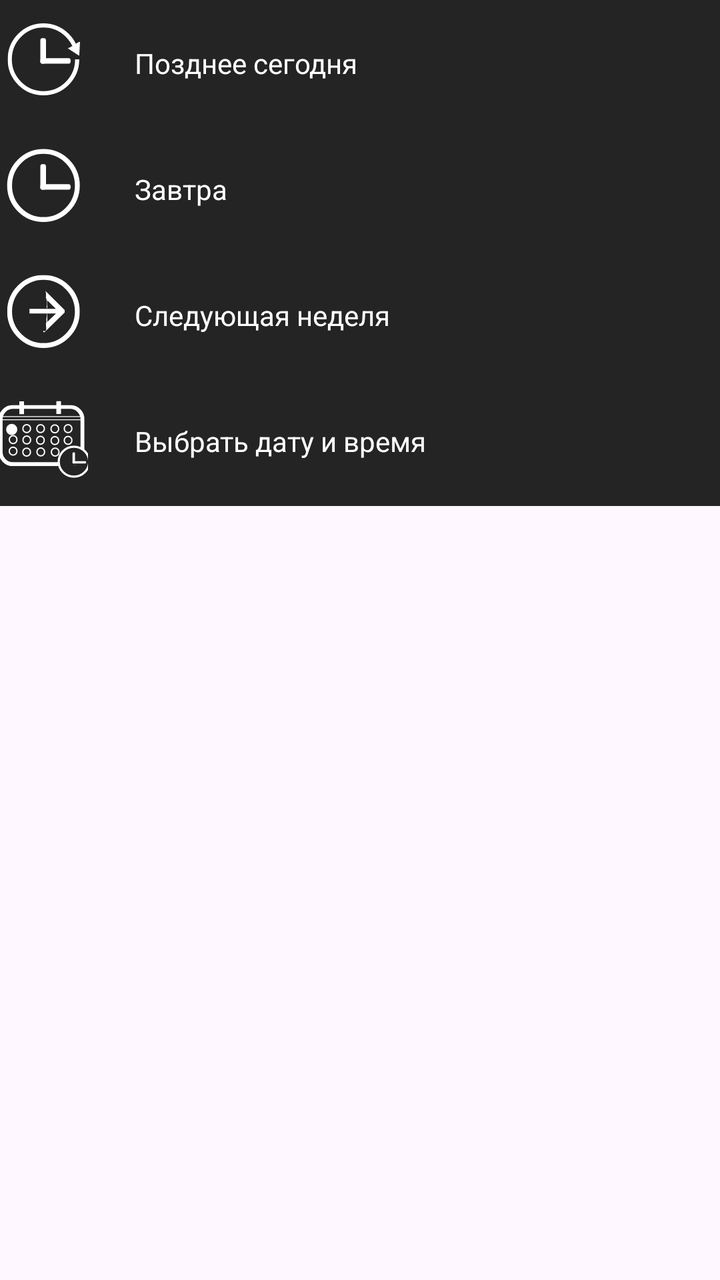
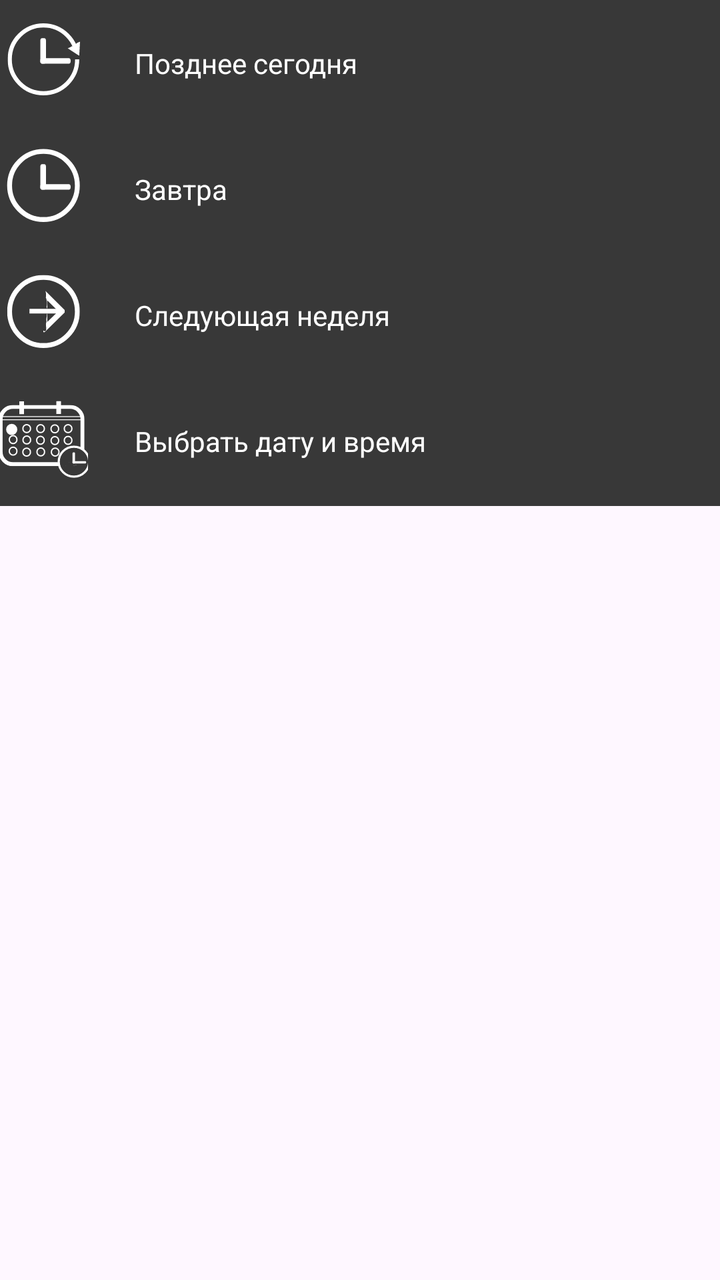

An Android layout rendered at two revisions. The XML below is the earlier revision; the diff shows what the commit changed to produce the second picture.
<!-- AndroidManifest.xml: application theme Theme.TuskMeneger -->
<!-- res/layout/dialog_date_menu3.xml -->
<?xml version="1.0" encoding="utf-8"?>
<androidx.constraintlayout.widget.ConstraintLayout xmlns:android="http://schemas.android.com/apk/res/android"
    xmlns:app="http://schemas.android.com/apk/res-auto"
    android:layout_width="match_parent"
    android:layout_height="match_parent">

    <FrameLayout
        android:id="@+id/TimerFrame"
        android:layout_width="408dp"
        android:layout_height="253dp"
        android:background="#242424"
        android:visibility="visible"
        app:layout_constraintBottom_toTopOf="@+id/frameContainer"
        app:layout_constraintEnd_toEndOf="parent"
        app:layout_constraintStart_toStartOf="parent">

        <androidx.constraintlayout.widget.ConstraintLayout
            android:layout_width="match_parent"
            android:layout_height="match_parent">

            <FrameLayout
                android:id="@+id/thisDayFrame"
                android:layout_width="match_parent"
                android:layout_height="wrap_content"
                android:clickable="true"
                app:layout_constraintStart_toStartOf="parent"
                app:layout_constraintTop_toTopOf="parent">

                <androidx.constraintlayout.widget.ConstraintLayout
                    android:layout_width="match_parent"
                    android:layout_height="match_parent">

                    <ImageView
                        android:id="@+id/imageView81"
                        android:layout_width="91dp"
                        android:layout_height="63dp"
                        app:layout_constraintStart_toStartOf="parent"
                        app:layout_constraintTop_toTopOf="parent"
                        app:srcCompat="@drawable/timernexthour" />

                    <TextView
                        android:id="@+id/textView111"
                        android:layout_width="313dp"
                        android:layout_height="63dp"
                        android:gravity="center_vertical"
                        android:text="Позднее сегодня"
                        android:textColor="@color/white"
                        app:layout_constraintStart_toEndOf="@+id/imageView81"
                        app:layout_constraintTop_toTopOf="parent" />
                </androidx.constraintlayout.widget.ConstraintLayout>

            </FrameLayout>

            <FrameLayout
                android:id="@+id/nextdayTimeframe"
                android:layout_width="match_parent"
                android:layout_height="wrap_content"
                android:clickable="true"
                app:layout_constraintStart_toStartOf="parent"
                app:layout_constraintTop_toBottomOf="@+id/thisDayFrame">

                <androidx.constraintlayout.widget.ConstraintLayout
                    android:layout_width="match_parent"
                    android:layout_height="match_parent">

                    <ImageView
                        android:id="@+id/imageView51"
                        android:layout_width="91dp"
                        android:layout_height="63dp"
                        app:layout_constraintStart_toStartOf="parent"
                        app:layout_constraintTop_toTopOf="parent"
                        app:srcCompat="@drawable/timernextday" />

                    <TextView
                        android:id="@+id/textView131"
                        android:layout_width="313dp"
                        android:layout_height="63dp"
                        android:gravity="center_vertical"
                        android:text="Завтра"
                        android:textColor="@color/white"
                        app:layout_constraintStart_toEndOf="@+id/imageView51"
                        app:layout_constraintTop_toTopOf="parent" />
                </androidx.constraintlayout.widget.ConstraintLayout>

            </FrameLayout>

            <FrameLayout
                android:id="@+id/nextweekTimeframe"
                android:layout_width="match_parent"
                android:layout_height="wrap_content"
                android:clickable="true"
                app:layout_constraintStart_toStartOf="parent"
                app:layout_constraintTop_toBottomOf="@+id/nextdayTimeframe">

                <androidx.constraintlayout.widget.ConstraintLayout
                    android:layout_width="match_parent"
                    android:layout_height="match_parent">

                    <ImageView
                        android:id="@+id/imageView161"
                        android:layout_width="91dp"
                        android:layout_height="63dp"
                        app:layout_constraintStart_toStartOf="parent"
                        app:layout_constraintTop_toTopOf="parent"
                        app:srcCompat="@drawable/timernextweek" />

                    <TextView
                        android:id="@+id/textView141"
                        android:layout_width="313dp"
                        android:layout_height="63dp"
                        android:gravity="center_vertical"
                        android:text="Следующая неделя"
                        android:textColor="@color/white"
                        app:layout_constraintStart_toEndOf="@+id/imageView161"
                        app:layout_constraintTop_toTopOf="parent" />
                </androidx.constraintlayout.widget.ConstraintLayout>

            </FrameLayout>

            <FrameLayout
                android:id="@+id/setdateTimeframe"
                android:layout_width="match_parent"
                android:layout_height="wrap_content"
                android:clickable="true"
                app:layout_constraintStart_toStartOf="parent"
                app:layout_constraintTop_toBottomOf="@+id/nextweekTimeframe">

                <androidx.constraintlayout.widget.ConstraintLayout
                    android:layout_width="match_parent"
                    android:layout_height="match_parent">

                    <ImageView
                        android:id="@+id/imageView171"
                        android:layout_width="91dp"
                        android:layout_height="63dp"
                        app:layout_constraintStart_toStartOf="parent"
                        app:layout_constraintTop_toTopOf="parent"
                        app:srcCompat="@drawable/timernextsetdate" />

                    <TextView
                        android:id="@+id/textView151"
                        android:layout_width="313dp"
                        android:layout_height="63dp"
                        android:gravity="center_vertical"
                        android:text="Выбрать дату и время"
                        android:textColor="@color/white"
                        app:layout_constraintStart_toEndOf="@+id/imageView171"
                        app:layout_constraintTop_toTopOf="parent" />
                </androidx.constraintlayout.widget.ConstraintLayout>


            </FrameLayout>
        </androidx.constraintlayout.widget.ConstraintLayout>
    </FrameLayout>
</androidx.constraintlayout.widget.ConstraintLayout>
<!-- resources referenced by this layout -->
<resources>
  <color name="white">#FFFFFFFF</color>
  <!-- drawable timernextday: vector/xml drawable (drawable, 3836 chars, omitted) -->
  <!-- drawable timernexthour: vector/xml drawable (drawable, 4900 chars, omitted) -->
  <!-- drawable timernextsetdate: vector/xml drawable (drawable, 11822 chars, omitted) -->
  <!-- drawable timernextweek: vector/xml drawable (drawable, 10654 chars, omitted) -->
  <style name="Theme.TuskMeneger" parent="Base.Theme.TuskMeneger" />
  <style name="Base.Theme.TuskMeneger" parent="Theme.Material3.DayNight.NoActionBar">
          
          
      </style>
</resources>

<!-- the commit's change to res/layout/dialog_date_menu3.xml (unified diff, before → after) -->
@@ -8,11 +8,12 @@
         android:id="@+id/TimerFrame"
         android:layout_width="408dp"
         android:layout_height="253dp"
-        android:background="#242424"
+        android:background="#383838"
         android:visibility="visible"
-        app:layout_constraintBottom_toTopOf="@+id/frameContainer"
+
         app:layout_constraintEnd_toEndOf="parent"
-        app:layout_constraintStart_toStartOf="parent">
+        app:layout_constraintStart_toStartOf="parent"
+        app:layout_constraintTop_toTopOf="parent">
 
         <androidx.constraintlayout.widget.ConstraintLayout
             android:layout_width="match_parent"
